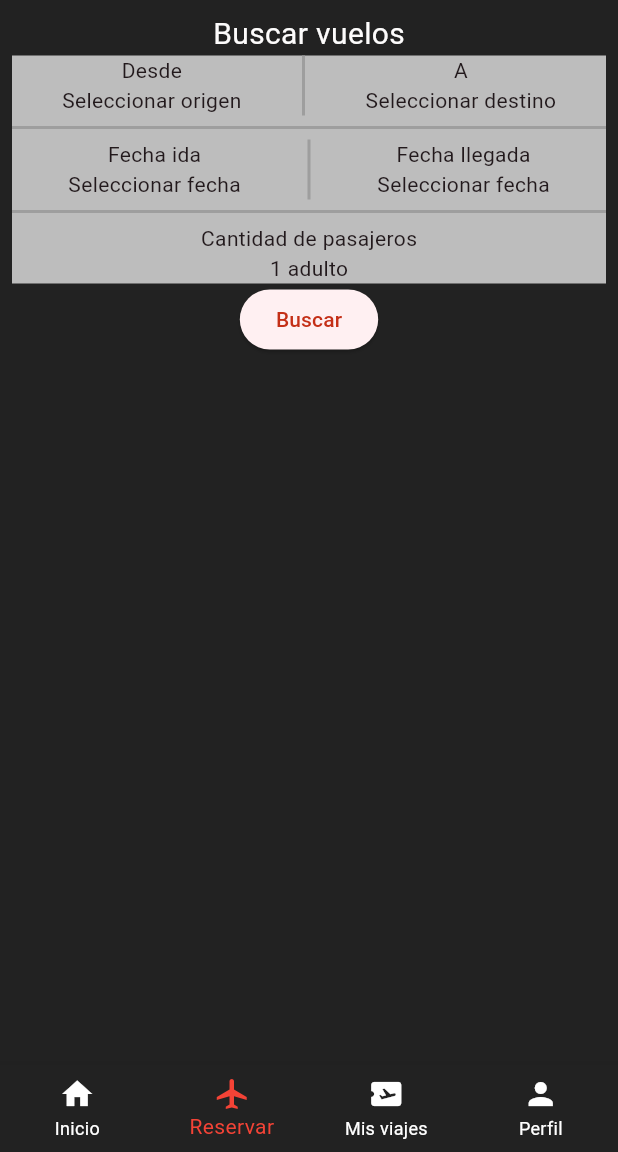
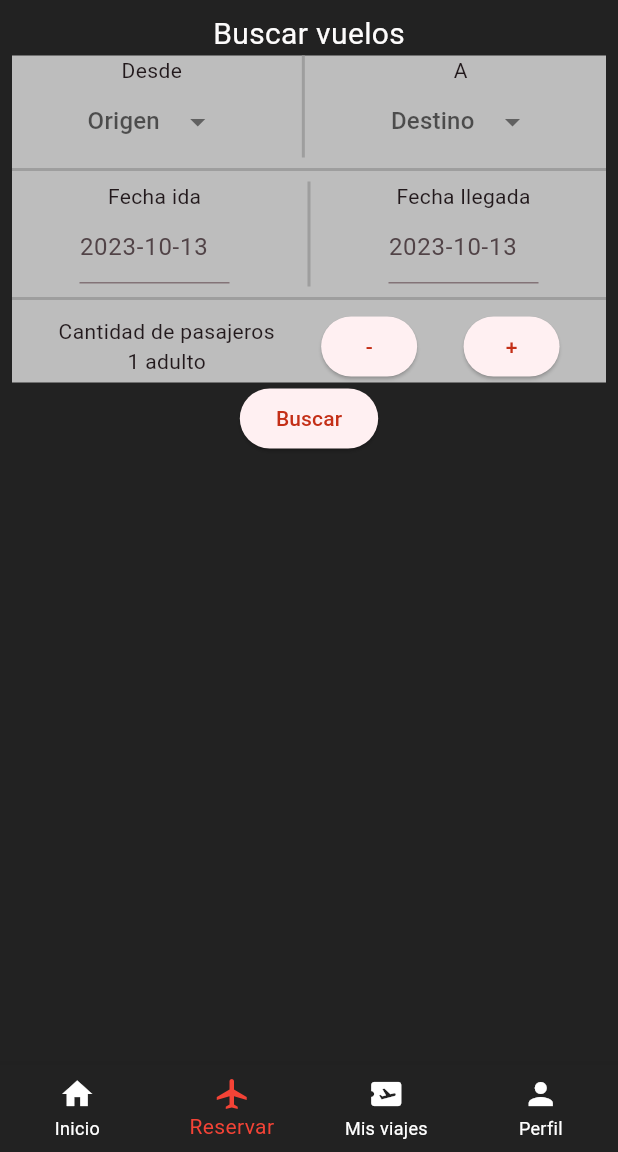
Before and after one commit to Carlos12001/TECAir_Final, a Flutter app: the screen it shows after launch, item 2 of the bottom bar chosen, on a phone screen of 412 x 824 dp, the part 84-1236 px from its top. Run offline on Flutter 3.47's test engine with Material 2 defaults, Android fonts, the phone set to English and light mode, and no system bars; our stand-ins replace carousel_slider; missing offline and left inert: dart:ffi; network calls fail.

Commit message:
reservation ui complete

```diff
--- /dev/null
+++ b/mobile/emiratec/lib/components/fechaInput.dart
@@ -0,0 +1,50 @@
+import 'package:flutter/material.dart';
+
+class FechaInput extends StatefulWidget {
+  final ValueChanged<DateTime> onDateSelected;
+
+  const FechaInput({super.key, required this.onDateSelected});
+
+  @override
+  _FechaInputState createState() => _FechaInputState();
+}
+
+class _FechaInputState extends State<FechaInput> {
+  DateTime selectedDate = DateTime.now();
+
+  _selectDate(BuildContext context) async {
+    DateTime? pickedDate = await showDatePicker(
+      context: context,
+      initialDate: selectedDate,
+      firstDate: DateTime(2000),
+      lastDate: DateTime(2100),
+      initialEntryMode: DatePickerEntryMode.calendarOnly,
+    );
+
+    if (pickedDate != null && pickedDate != selectedDate) {
+      setState(() {
+        selectedDate = pickedDate;
+        widget.onDateSelected(pickedDate);
+      });
+    }
+  }
+
+  @override
+  Widget build(BuildContext context) {
+    return GestureDetector(
+      onTap: () => _selectDate(context),
+      child: AbsorbPointer(
+        child: TextFormField(
+          decoration: InputDecoration(
+            //labelText: "Seleccione la fecha",
+            hintText: '${selectedDate.toLocal()}'
+                .split(' ')[0], // muestra solo la fecha, no la hora
+          ),
+          onSaved: (value) {
+            // Lógica adicional si es necesario
+          },
+        ),
+      ),
+    );
+  }
+}
--- a/mobile/emiratec/lib/components/flight_search_bar.dart
+++ /dev/null
@@ -1,90 +0,0 @@
-import 'package:flutter/material.dart';
-
-Container flightSearchBar() {
-    return Container(
-        color: const Color(0xFF222222),
-        padding: const EdgeInsets.all(8),
-        child: Column(
-          children: [
-            const Text(
-              'Buscar vuelos',
-              style: TextStyle(fontSize: 20, color: Color(0xFFfdfcfc)),
-            ),
-            Container(
-              color: Colors.grey[400],
-              child: const Column(
-                children: [
-                  IntrinsicHeight(
-                    child: Row(
-                        mainAxisAlignment: MainAxisAlignment.spaceEvenly,
-                        children: [
-                          Column(
-                            children: [
-                              Text("Desde"),
-                              Text("Seleccionar origen")
-                            ],
-                          ),
-                          VerticalDivider(
-                            color: Colors.grey,
-                            thickness: 2,
-                          ),
-                          Column(
-                            children: [
-                              Text("A"),
-                              Text("Seleccionar destino")
-                            ],
-                          )
-                        ]),
-                  ),
-                  Divider(
-                    color: Colors.grey,
-                    thickness: 2,
-                  ),
-                  IntrinsicHeight(
-                    child: Row(
-                        mainAxisAlignment: MainAxisAlignment.spaceEvenly,
-                        children: [
-                          Column(
-                            children: [
-                              Text("Fecha ida"),
-                              Text("Seleccionar fecha")
-                            ],
-                          ),
-                          VerticalDivider(
-                            color: Colors.grey,
-                            thickness: 2,
-                          ),
-                          Column(
-                            children: [
-                              Text("Fecha llegada"),
-                              Text("Seleccionar fecha")
-                            ],
-                          )
-                        ]),
-                  ),
-                  Divider(
-                    color: Colors.grey,
-                    thickness: 2,
-                  ),
-                  Row(
-                    mainAxisAlignment: MainAxisAlignment.spaceEvenly,
-                    children: [
-                      Column(
-                        children: [
-                          Text("Cantidad de pasajeros"),
-                          Text("1 adulto")
-                        ],
-                      ),
-                    ],
-                  )
-                ],
-              ),
-            ),
-            ElevatedButton(
-              onPressed: () {},
-              child: const Text("Buscar"),
-            ),
-          ],
-        ),
-      );
-  }
--- a/mobile/emiratec/lib/main.dart
+++ b/mobile/emiratec/lib/main.dart
@@ -1,5 +1,7 @@
+import 'dart:ffi';
+
 import 'package:emiratec/components/ads_home_page.dart';
-import 'package:emiratec/components/flight_search_bar.dart';
+import 'package:emiratec/components/fechaInput.dart';
 import 'package:emiratec/components/promotions_home_page.dart';
 import 'package:emiratec/objects/promotion.dart';
 import 'package:flutter/material.dart';
@@ -40,6 +42,18 @@ class MyHomePage extends StatefulWidget {
 class _MyHomePageState extends State<MyHomePage> {
   int _selectedIndex = 0;
   DateTime now1 = DateTime.now();
+  String? selectedOrigin;
+  List<String> origins = [
+    'Origen 1',
+    'Origen 2',
+    'Origen 3'
+  ]; // Tus valores de origen
+
+  String? selectedDestination;
+  List<String> destinations = ['Destino 1', 'Destino 2', 'Destino 3'];
+  DateTime fechaInicio = DateTime.now();
+  DateTime fechaFin = DateTime.now();
+  int cantPasajeros = 1;
 
   // Ejemplo de lista promocion
   // TODO: obtener de la BD la lista de promociones
@@ -100,6 +114,156 @@ class _MyHomePageState extends State<MyHomePage> {
     );
   }
 
+  Container flightSearchBar() {
+    return Container(
+      color: const Color(0xFF222222),
+      padding: const EdgeInsets.all(8),
+      child: Column(
+        children: [
+          const Text(
+            'Buscar vuelos',
+            style: TextStyle(fontSize: 20, color: Color(0xFFfdfcfc)),
+          ),
+          Container(
+            color: Colors.grey[400],
+            child: Column(
+              children: [
+                IntrinsicHeight(
+                  child: Row(
+                      mainAxisAlignment: MainAxisAlignment.spaceEvenly,
+                      children: [
+                        Column(
+                          children: [
+                            const Text("Desde"),
+                            DropdownButton<String>(
+                              value: selectedOrigin,
+                              hint: const Text("Origen"),
+                              items: origins.map((String value) {
+                                return DropdownMenuItem<String>(
+                                  value: value,
+                                  child: Text(value),
+                                );
+                              }).toList(),
+                              onChanged: (String? newValue) {
+                                setState(() {
+                                  selectedOrigin = newValue;
+                                });
+                              },
+                            ),
+                          ],
+                        ),
+                        const VerticalDivider(
+                          color: Colors.grey,
+                          thickness: 2,
+                        ),
+                        Column(
+                          children: [
+                            Text("A"),
+                            DropdownButton<String>(
+                              value: selectedDestination,
+                              hint: const Text("Destino"),
+                              items: destinations.map((String value) {
+                                return DropdownMenuItem<String>(
+                                  value: value,
+                                  child: Text(value),
+                                );
+                              }).toList(),
+                              onChanged: (String? newValue) {
+                                setState(() {
+                                  selectedDestination = newValue;
+                                });
+                              },
+                            ),
+                          ],
+                        )
+                      ]),
+                ),
+                const Divider(
+                  color: Colors.grey,
+                  thickness: 2,
+                ),
+                IntrinsicHeight(
+                  child: Row(
+                      mainAxisAlignment: MainAxisAlignment.spaceEvenly,
+                      children: [
+                        Column(
+                          children: [
+                            Text("Fecha ida"),
+                            Container(
+                              width: 100,
+                              height: 50,
+                              child: FechaInput(
+                                onDateSelected: (selectedDate) {
+                                  fechaInicio = selectedDate;
+                                },
+                              ),
+                            )
+                          ],
+                        ),
+                        VerticalDivider(
+                          color: Colors.grey,
+                          thickness: 2,
+                        ),
+                        Column(
+                          children: [
+                            Text("Fecha llegada"),
+                            Container(
+                              width: 100,
+                              height: 50,
+                              child: FechaInput(
+                                onDateSelected: (selectedDate) {
+                                  fechaFin = selectedDate;
+                                },
+                              ),
+                            )
+                          ],
+                        )
+                      ]),
+                ),
+                const Divider(
+                  color: Colors.grey,
+                  thickness: 2,
+                ),
+                Row(
+                  mainAxisAlignment: MainAxisAlignment.spaceEvenly,
+                  children: [
+                    Column(
+                      children: [
+                        Text("Cantidad de pasajeros"),
+                        Text("$cantPasajeros adulto")
+                      ],
+                    ),
+                    ElevatedButton(
+                      onPressed: () {
+                        setState(() {
+                          if (cantPasajeros > 1) {
+                            cantPasajeros--;
+                          }
+                        });
+                      },
+                      child: const Text("-"),
+                    ),
+                    ElevatedButton(
+                      onPressed: () {
+                        setState(() {
+                          cantPasajeros++;
+                        });
+                      },
+                      child: const Text("+"),
+                    ),
+                  ],
+                )
+              ],
+            ),
+          ),
+          ElevatedButton(
+            onPressed: () {},
+            child: const Text("Buscar"),
+          ),
+        ],
+      ),
+    );
+  }
 
   Column homePage(List<promotion> promoss) {
     return Column(
```
